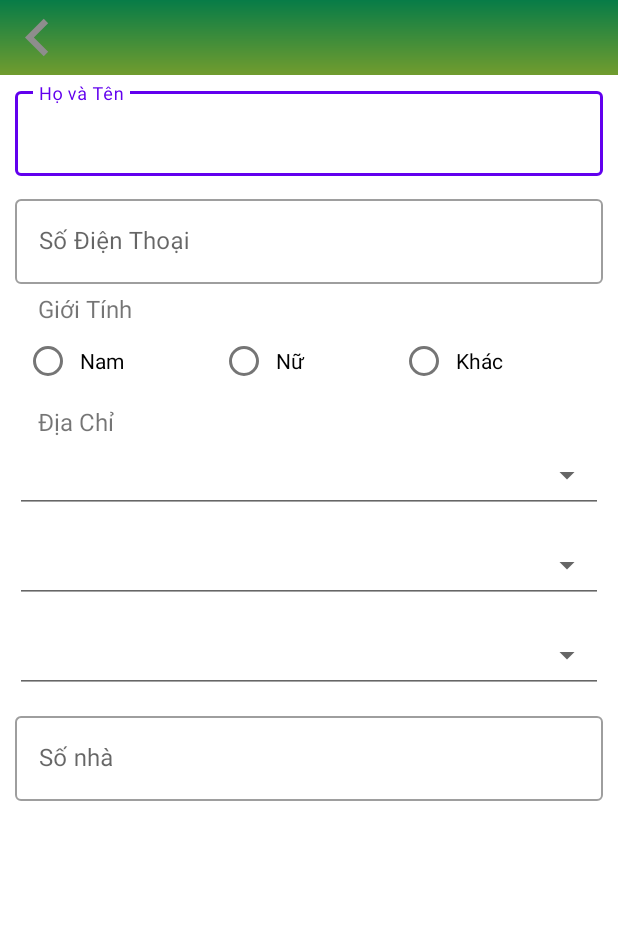
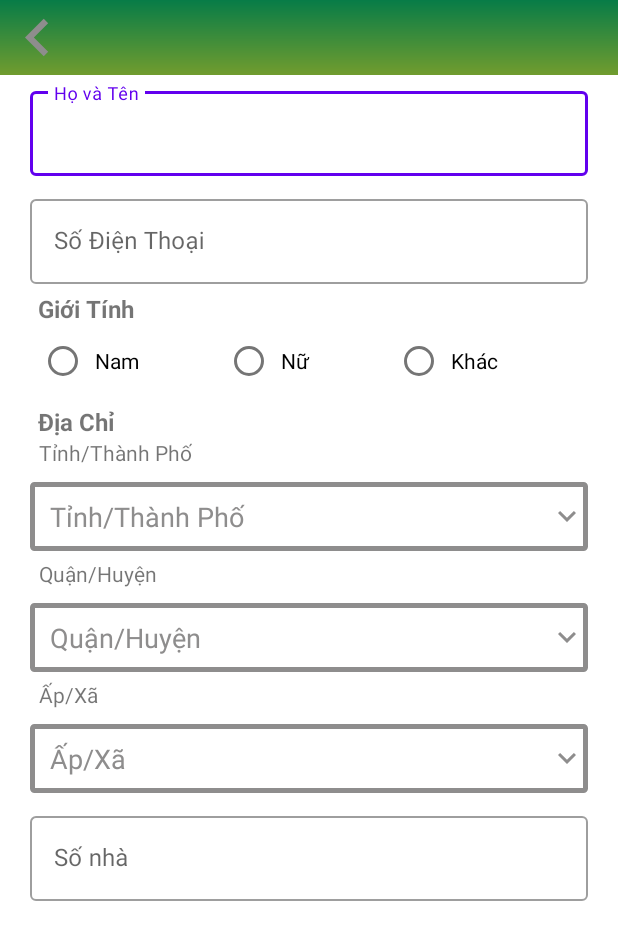
Before and after one commit to DaodaihaiCrays/BHX, an Android app: the AccountInfoActivity screen opened directly, with no data from a screen before it, on a phone screen of 412 x 824 dp. Shown: the top 940 px of the screen. Run offline under Robolectric (Android 15) with nearby library versions, the phone set to English and light mode, and no system bars.

Commit message:
update user info

```diff
--- a/app/src/main/java/com/bhx/bhx/View/AccountInfoActivity.kt
+++ b/app/src/main/java/com/bhx/bhx/View/AccountInfoActivity.kt
@@ -1,13 +1,24 @@
 package com.bhx.bhx.View
 
+import android.graphics.Color
 import androidx.appcompat.app.AppCompatActivity
 import android.os.Bundle
+import android.view.View
+import android.view.ViewGroup
 import android.widget.Button
+import android.widget.Spinner
+import android.widget.TextView
 import androidx.appcompat.app.ActionBar
 import com.bhx.bhx.R
+import com.bhx.bhx.View.Adapter.SpinnerAdapter
+import android.widget.ArrayAdapter as ArrayAdapter
 
 class AccountInfoActivity : AppCompatActivity() {
     var backBtn: Button? = null
+    var provinceSpinner: Spinner? = null
+    var districtSpinner: Spinner? = null
+    var wardSpinner: Spinner? = null
+
     override fun onCreate(savedInstanceState: Bundle?) {
         super.onCreate(savedInstanceState)
         setContentView(R.layout.activity_account_info)
@@ -18,5 +29,22 @@ class AccountInfoActivity : AppCompatActivity() {
         backBtn?.setOnClickListener{
             finish()
         }
+
+        provinceSpinner = findViewById(R.id.acc_province)
+        districtSpinner = findViewById(R.id.acc_district)
+        wardSpinner = findViewById(R.id.acc_ward)
+
+        var provinceList = listOf(resources.getString(R.string.address_province_description), "Hồ Chí Minh")
+        var districtList= listOf(resources.getString(R.string.address_district_description), "Hóc môn")
+        var wardList = listOf(resources.getString(R.string.address_ward_description), "Tân Hiệp")
+
+        val provinceAdapter= SpinnerAdapter(this, R.layout.custom_spinner_item, provinceList)
+        provinceSpinner?.adapter = provinceAdapter
+
+        val districtAdapter= SpinnerAdapter(this, R.layout.custom_spinner_item, districtList)
+        districtSpinner?.adapter = districtAdapter
+
+        val wardAdapter = SpinnerAdapter(this, R.layout.custom_spinner_item, wardList)
+        wardSpinner?.adapter = wardAdapter
     }
 }
--- /dev/null
+++ b/app/src/main/java/com/bhx/bhx/View/Adapter/SpinnerAdapter.kt
@@ -0,0 +1,33 @@
+package com.bhx.bhx.View.Adapter
+
+import android.content.Context
+import android.graphics.Color
+import android.view.View
+import android.view.ViewGroup
+import android.widget.ArrayAdapter
+import android.widget.TextView
+
+class SpinnerAdapter(context: Context,resource: Int,  itemList: List<String>): ArrayAdapter<String>(context, resource, itemList) {
+
+    override fun isEnabled(position: Int): Boolean {
+        // Disable the first item from Spinner
+        // First item will be used for hint
+        return position != 0
+    }
+
+    override fun getDropDownView(
+        position: Int,
+        convertView: View?,
+        parent: ViewGroup
+    ): View {
+        val view: TextView = super.getDropDownView(position, convertView, parent) as TextView
+        //set the color of first item in the drop down list to gray
+        if(position == 0) {
+            view.setTextColor(Color.GRAY)
+        } else {
+            //here it is possible to define color for other items by
+            //view.setTextColor(Color.RED)
+        }
+        return view
+    }
+}
--- /dev/null
+++ b/app/src/main/res/drawable/btn_arrow_down.xml
@@ -0,0 +1,5 @@
+<vector android:height="24dp" android:tint="#8E8D8D"
+    android:viewportHeight="24" android:viewportWidth="24"
+    android:width="24dp" xmlns:android="http://schemas.android.com/apk/res/android">
+    <path android:fillColor="@android:color/white" android:pathData="M16.59,8.59L12,13.17 7.41,8.59 6,10l6,6 6,-6z"/>
+</vector>
--- /dev/null
+++ b/app/src/main/res/drawable/custom_spinner_info_page.xml
@@ -0,0 +1,18 @@
+<?xml version="1.0" encoding="utf-8"?>
+<selector xmlns:android="http://schemas.android.com/apk/res/android">
+
+    <item>
+        <layer-list>
+            <item>
+                <shape android:shape="rectangle">
+                    <padding android:right="2dp"/>
+                    <solid android:color="@color/white"/>
+                    <corners android:radius="1dp" />
+                    <stroke android:width="5px" android:color="#8E8D8D" />
+                </shape>
+
+            </item>
+            <item android:gravity="center|end" android:drawable="@drawable/btn_arrow_down"/>
+        </layer-list>
+    </item>
+</selector>
--- a/app/src/main/res/layout/activity_account_info.xml
+++ b/app/src/main/res/layout/activity_account_info.xml
@@ -41,18 +41,17 @@
             android:layout_width="match_parent"
             android:layout_height="wrap_content"
             >
+
             <com.google.android.material.textfield.TextInputLayout
                 android:id="@+id/acc_full_name"
                 style="@style/Widget.MaterialComponents.TextInputLayout.OutlinedBox"
                 android:layout_width="match_parent"
                 android:layout_height="wrap_content"
+                android:layout_marginHorizontal="10dp"
                 android:background="@color/white"
                 android:hint="@string/full_name_label"
-                app:layout_constraintEnd_toEndOf="parent"
-                app:layout_constraintHorizontal_bias="0.842"
                 app:layout_constraintStart_toStartOf="parent"
-                app:layout_constraintTop_toTopOf="parent"
-                >
+                app:layout_constraintTop_toTopOf="parent">
 
                 <com.google.android.material.textfield.TextInputEditText
                     android:layout_width="match_parent"
@@ -65,14 +64,12 @@
                 style="@style/Widget.MaterialComponents.TextInputLayout.OutlinedBox"
                 android:layout_width="match_parent"
                 android:layout_height="wrap_content"
+                android:layout_marginHorizontal="10dp"
                 android:layout_marginTop="10dp"
                 android:background="@color/white"
                 android:hint="@string/phone_label"
-                app:layout_constraintEnd_toEndOf="parent"
-                app:layout_constraintHorizontal_bias="0.842"
                 app:layout_constraintStart_toStartOf="parent"
-                app:layout_constraintTop_toBottomOf="@id/acc_full_name"
-                >
+                app:layout_constraintTop_toBottomOf="@id/acc_full_name">
 
                 <com.google.android.material.textfield.TextInputEditText
                     android:layout_width="match_parent"
@@ -88,6 +85,7 @@
                 android:layout_marginTop="5dp"
                 android:text="@string/gender_label"
                 android:textSize="16sp"
+                android:textStyle="bold"
                 app:layout_constraintStart_toStartOf="parent"
                 app:layout_constraintTop_toBottomOf="@id/acc_phone_num" />
 
@@ -95,11 +93,10 @@
                 android:id="@+id/acc_gender"
                 android:layout_width="match_parent"
                 android:layout_height="wrap_content"
+                android:layout_marginHorizontal="10dp"
                 android:baselineAligned="false"
                 android:orientation="horizontal"
                 android:paddingHorizontal="4dp"
-                app:layout_constraintEnd_toEndOf="parent"
-                app:layout_constraintHorizontal_bias="0.842"
                 app:layout_constraintStart_toStartOf="parent"
                 app:layout_constraintTop_toBottomOf="@id/gender_label">
 
@@ -141,38 +138,66 @@
                 android:layout_marginTop="5dp"
                 android:text="@string/address_label"
                 android:textSize="16sp"
+                android:textStyle="bold"
                 app:layout_constraintStart_toStartOf="parent"
                 app:layout_constraintTop_toBottomOf="@id/acc_gender" />
 
+            <TextView
+                android:id="@+id/province_label"
+                android:layout_width="wrap_content"
+                android:layout_height="wrap_content"
+                android:layout_marginStart="16dp"
+                android:text="@string/address_province_description"
+                app:layout_constraintStart_toStartOf="parent"
+                app:layout_constraintTop_toBottomOf="@+id/address_label" />
+
             <Spinner
                 android:id="@+id/acc_province"
-                style="@android:style/Widget.Material.Light.Spinner.Underlined"
+                style="@style/custom_spinner"
                 android:layout_width="match_parent"
-                android:layout_height="50dp"
-
+                android:layout_height="wrap_content"
                 android:contentDescription="@string/address_province_description"
                 app:layout_constraintStart_toStartOf="parent"
-                app:layout_constraintTop_toBottomOf="@id/address_label" />
+                app:layout_constraintTop_toBottomOf="@+id/province_label" />
 
+            <TextView
+                android:id="@+id/district_label"
+                android:layout_width="wrap_content"
+                android:layout_height="wrap_content"
+                android:layout_marginStart="16dp"
+                android:layout_marginTop="5dp"
+                android:text="@string/address_district_description"
+                app:layout_constraintStart_toStartOf="parent"
+                app:layout_constraintTop_toBottomOf="@+id/acc_province" />
             <Spinner
                 android:id="@+id/acc_district"
-                style="@style/Widget.AppCompat.Spinner.Underlined"
+                style="@style/custom_spinner"
                 android:layout_width="match_parent"
-                android:layout_height="50dp"
-                android:layout_marginTop="10dp"
+                android:layout_height="wrap_content"
                 android:contentDescription="@string/address_district_description"
                 app:layout_constraintStart_toStartOf="parent"
-                app:layout_constraintTop_toBottomOf="@id/acc_province" />
+                app:layout_constraintTop_toBottomOf="@id/district_label"
+                tools:layout_editor_absoluteY="278dp" />
+
+            <TextView
+                android:id="@+id/ward_label"
+                android:layout_width="wrap_content"
+                android:layout_height="wrap_content"
+                android:layout_marginStart="16dp"
+                android:layout_marginTop="5dp"
+                android:text="@string/address_ward_description"
+                app:layout_constraintStart_toStartOf="parent"
+                app:layout_constraintTop_toBottomOf="@+id/acc_district" />
 
             <Spinner
                 android:id="@+id/acc_ward"
-                style="@style/Widget.AppCompat.Spinner.Underlined"
+                style="@style/custom_spinner"
                 android:layout_width="match_parent"
-                android:layout_height="50dp"
-                android:layout_marginTop="10dp"
+                android:layout_height="wrap_content"
                 android:contentDescription="@string/address_ward_description"
                 app:layout_constraintStart_toStartOf="parent"
-                app:layout_constraintTop_toBottomOf="@id/acc_district" />
+                app:layout_constraintTop_toBottomOf="@id/ward_label"
+                tools:layout_editor_absoluteY="311dp" />
 
             <com.google.android.material.textfield.TextInputLayout
                 android:id="@+id/acc_address"
@@ -180,6 +205,7 @@
                 android:layout_width="match_parent"
                 android:layout_height="wrap_content"
                 android:layout_marginTop="10dp"
+                android:layout_marginHorizontal="10dp"
                 android:background="@color/white"
                 android:hint="@string/address_description"
                 app:layout_constraintEnd_toEndOf="parent"
@@ -194,6 +220,8 @@
 
             </com.google.android.material.textfield.TextInputLayout>
 
+
+
         </androidx.constraintlayout.widget.ConstraintLayout>
     </ScrollView>
 </RelativeLayout>
--- /dev/null
+++ b/app/src/main/res/layout/custom_spinner_item.xml
@@ -0,0 +1,10 @@
+<?xml version="1.0" encoding="utf-8"?>
+    <TextView
+    xmlns:android="http://schemas.android.com/apk/res/android"
+    android:layout_width="match_parent"
+    android:layout_height="wrap_content"
+    android:textSize="18sp"
+    android:gravity="start"
+    android:textColor="@color/gray"
+    android:padding="5dp"
+    />
--- a/app/src/main/res/values/colors.xml
+++ b/app/src/main/res/values/colors.xml
@@ -11,4 +11,5 @@
     <color name="color_btn_menu">#e9f5f0</color>
     <color name="green_max">#026830</color>
     <color name="yellow">#fdff00</color>
+    <color name="gray">#8E8D8D</color>
 </resources>
--- /dev/null
+++ b/app/src/main/res/values/style.xml
@@ -0,0 +1,21 @@
+<?xml version="1.0" encoding="utf-8"?>
+<resources>
+    <style name="custom_spinner_item" parent="android:style/Widget.ListView.DropDown">
+        <item name="android:divider">@color/gray</item>
+        <item name="android:dividerHeight">1dp</item>
+    </style>
+
+    <style name="custom_spinner">
+        <item name="android:layout_width">match_parent</item>
+        <item name="android:layout_height">wrap_content</item>
+        <item name="android:background">@drawable/custom_spinner_info_page</item>
+        <item name="android:layout_margin">10dp</item>
+        <item name="android:paddingLeft">8dp</item>
+        <item name="android:paddingRight">20dp</item>
+        <item name="android:paddingTop">5dp</item>
+        <item name="android:paddingBottom">5dp</item>
+        <item name="android:popupBackground">#DFFFFFFF</item>
+        <item name="android:dropDownListViewStyle">@style/custom_spinner_item</item>
+
+    </style>
+</resources>
```
